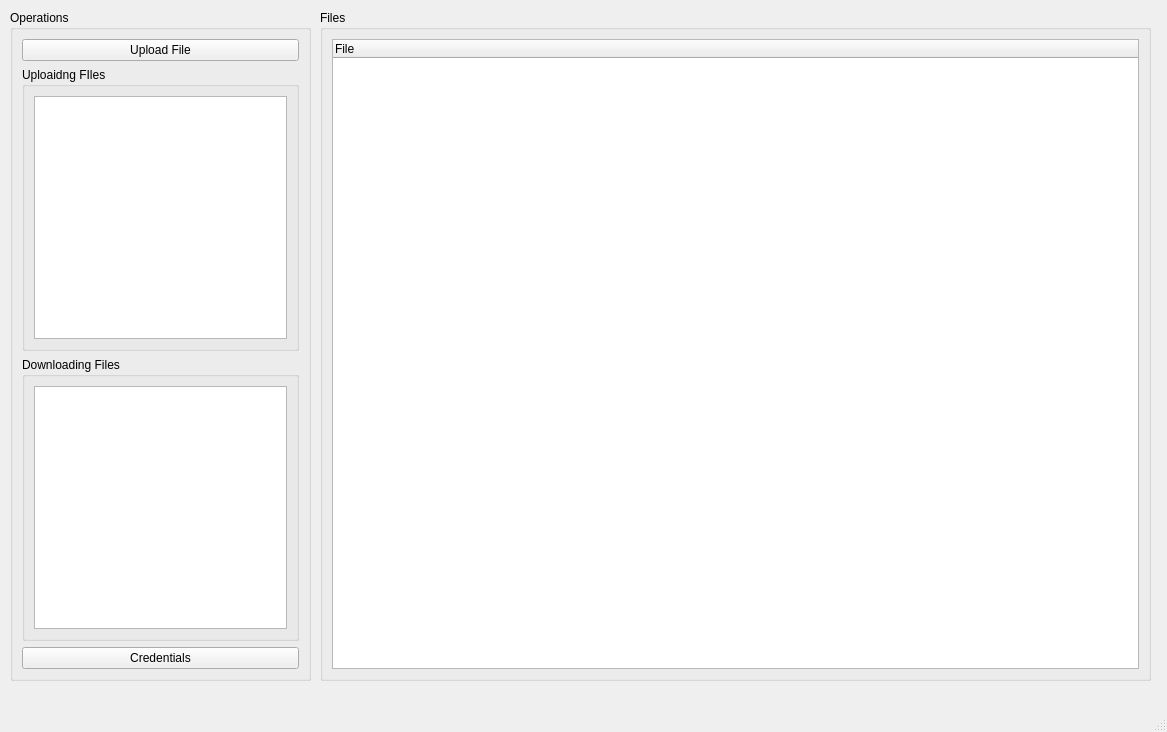
The window that client/main.ui (Smilin-Dominator/smilin_file_hosting) describes before a commit, drawn with Qt 5.
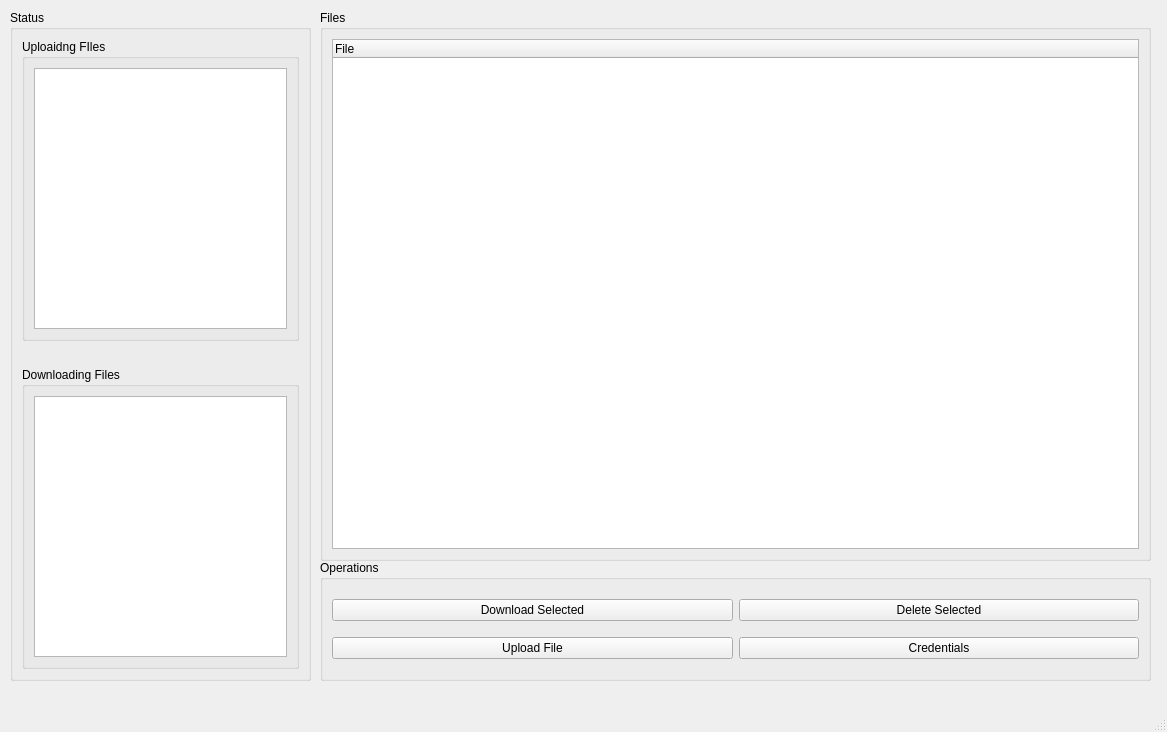
The same window after the commit.

Commit message: feat: Added New Elements To UI - New container called Operations - Moved upload and credentials button to Operations - Added 'Delete Selected' and 'Download Selected' Buttons - Added a Status Bar

```diff
--- a/client/main.ui
+++ b/client/main.ui
@@ -14,7 +14,7 @@
    <string>MainWindow</string>
   </property>
   <widget class="QWidget" name="centralwidget">
-   <widget class="QGroupBox" name="operations_container">
+   <widget class="QGroupBox" name="status_container">
     <property name="geometry">
      <rect>
       <x>10</x>
@@ -24,16 +24,9 @@
      </rect>
     </property>
     <property name="title">
-     <string>Operations</string>
+     <string>Status</string>
     </property>
     <layout class="QVBoxLayout" name="verticalLayout_2">
-     <item>
-      <widget class="QPushButton" name="upload_files_button">
-       <property name="text">
-        <string>Upload File</string>
-       </property>
-      </widget>
-     </item>
      <item>
       <widget class="QGroupBox" name="uploading_files_container">
        <property name="title">
@@ -46,6 +39,16 @@
        </layout>
       </widget>
      </item>
+     <item>
+      <widget class="QLabel" name="status_bar">
+       <property name="styleSheet">
+        <string notr="true"/>
+       </property>
+       <property name="text">
+        <string/>
+       </property>
+      </widget>
+     </item>
      <item>
       <widget class="QGroupBox" name="downloading_files_container">
        <property name="title">
@@ -58,13 +61,6 @@
        </layout>
       </widget>
      </item>
-     <item>
-      <widget class="QPushButton" name="change_credentials_button">
-       <property name="text">
-        <string>Credentials</string>
-       </property>
-      </widget>
-     </item>
     </layout>
    </widget>
    <widget class="QGroupBox" name="file_container">
@@ -73,7 +69,7 @@
       <x>320</x>
       <y>10</y>
       <width>831</width>
-      <height>671</height>
+      <height>551</height>
      </rect>
     </property>
     <property name="title">
@@ -94,6 +90,49 @@
      </item>
     </layout>
    </widget>
+   <widget class="QGroupBox" name="operations_container">
+    <property name="geometry">
+     <rect>
+      <x>320</x>
+      <y>560</y>
+      <width>831</width>
+      <height>121</height>
+     </rect>
+    </property>
+    <property name="title">
+     <string>Operations</string>
+    </property>
+    <layout class="QGridLayout" name="gridLayout">
+     <item row="2" column="1">
+      <widget class="QPushButton" name="change_credentials_button">
+       <property name="text">
+        <string>Credentials</string>
+       </property>
+      </widget>
+     </item>
+     <item row="2" column="0">
+      <widget class="QPushButton" name="upload_files_button">
+       <property name="text">
+        <string>Upload File</string>
+       </property>
+      </widget>
+     </item>
+     <item row="0" column="1">
+      <widget class="QPushButton" name="delete_selected">
+       <property name="text">
+        <string>Delete Selected</string>
+       </property>
+      </widget>
+     </item>
+     <item row="0" column="0">
+      <widget class="QPushButton" name="download_selected">
+       <property name="text">
+        <string>Download Selected</string>
+       </property>
+      </widget>
+     </item>
+    </layout>
+   </widget>
   </widget>
   <widget class="QMenuBar" name="menubar">
    <property name="geometry">
```
